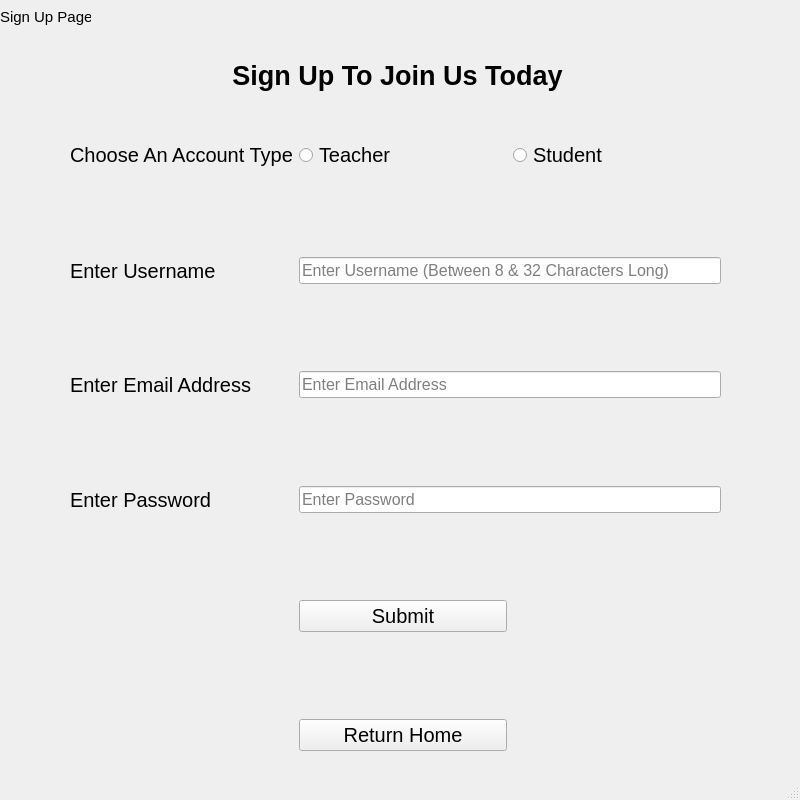
This is ui files/signUpPage.ui in BXRSRUDIOS/a-level-coursework-project as Qt 5 draws it before an edit. The edited form follows.
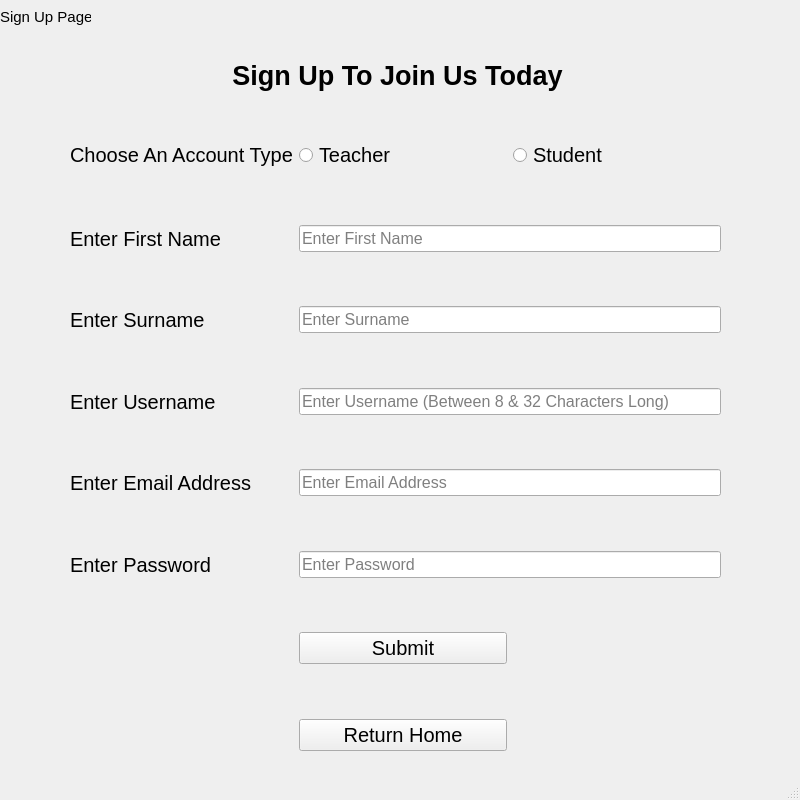
This is the edited form.

Commit message: Added Presence Checks for Submit Button for Sign Up Page

The edit to the form file:
```diff
--- a/ui files/signUpPage.ui
+++ b/ui files/signUpPage.ui
@@ -110,6 +110,84 @@
      </rect>
     </property>
     <layout class="QGridLayout" name="gridLayout">
+     <item row="4" column="1" colspan="2">
+      <widget class="QLineEdit" name="surnameEnter">
+       <property name="font">
+        <font>
+         <pointsize>12</pointsize>
+        </font>
+       </property>
+       <property name="text">
+        <string/>
+       </property>
+       <property name="placeholderText">
+        <string>Enter Surname</string>
+       </property>
+      </widget>
+     </item>
+     <item row="13" column="1">
+      <spacer name="verticalSpacer_9">
+       <property name="orientation">
+        <enum>Qt::Vertical</enum>
+       </property>
+       <property name="sizeHint" stdset="0">
+        <size>
+         <width>20</width>
+         <height>40</height>
+        </size>
+       </property>
+      </spacer>
+     </item>
+     <item row="8" column="1" colspan="2">
+      <widget class="QLineEdit" name="emailEnter">
+       <property name="font">
+        <font>
+         <pointsize>12</pointsize>
+        </font>
+       </property>
+       <property name="placeholderText">
+        <string>Enter Email Address</string>
+       </property>
+      </widget>
+     </item>
+     <item row="16" column="1">
+      <widget class="QPushButton" name="returnHome">
+       <property name="font">
+        <font>
+         <pointsize>15</pointsize>
+        </font>
+       </property>
+       <property name="text">
+        <string>Return Home</string>
+       </property>
+      </widget>
+     </item>
+     <item row="7" column="1">
+      <spacer name="verticalSpacer_5">
+       <property name="orientation">
+        <enum>Qt::Vertical</enum>
+       </property>
+       <property name="sizeHint" stdset="0">
+        <size>
+         <width>20</width>
+         <height>40</height>
+        </size>
+       </property>
+      </spacer>
+     </item>
+     <item row="15" column="1">
+      <spacer name="verticalSpacer_10">
+       <property name="orientation">
+        <enum>Qt::Vertical</enum>
+       </property>
+       <property name="sizeHint" stdset="0">
+        <size>
+         <width>20</width>
+         <height>40</height>
+        </size>
+       </property>
+      </spacer>
+     </item>
      <item row="0" column="0">
       <widget class="QLabel" name="accountTypePrompt">
        <property name="font">
@@ -122,7 +200,7 @@
        </property>
       </widget>
      </item>
-     <item row="8" column="0">
+     <item row="11" column="0">
       <widget class="QLabel" name="emailAddressPrompt_2">
        <property name="font">
         <font>
@@ -134,42 +212,6 @@
        </property>
       </widget>
      </item>
-     <item row="3" column="0">
-      <widget class="QLabel" name="enterUsernamePrompt">
-       <property name="font">
-        <font>
-         <pointsize>15</pointsize>
-        </font>
-       </property>
-       <property name="text">
-        <string>Enter Username</string>
-       </property>
-      </widget>
-     </item>
-     <item row="5" column="0">
-      <widget class="QLabel" name="emailAddressPrompt">
-       <property name="font">
-        <font>
-         <pointsize>15</pointsize>
-        </font>
-       </property>
-       <property name="text">
-        <string>Enter Email Address</string>
-       </property>
-      </widget>
-     </item>
-     <item row="8" column="1" colspan="2">
-      <widget class="QLineEdit" name="passwordEnter">
-       <property name="font">
-        <font>
-         <pointsize>12</pointsize>
-        </font>
-       </property>
-       <property name="placeholderText">
-        <string>Enter Password</string>
-       </property>
-      </widget>
-     </item>
      <item row="0" column="2">
       <widget class="QRadioButton" name="studentRadio">
        <property name="font">
@@ -188,6 +230,33 @@
        </property>
       </widget>
      </item>
+     <item row="6" column="1" colspan="2">
+      <widget class="QLineEdit" name="usernameEnter">
+       <property name="font">
+        <font>
+         <pointsize>12</pointsize>
+        </font>
+       </property>
+       <property name="text">
+        <string/>
+       </property>
+       <property name="placeholderText">
+        <string>Enter Username (Between 8 &amp; 32 Characters Long)</string>
+       </property>
+      </widget>
+     </item>
+     <item row="14" column="1">
+      <widget class="QPushButton" name="submitButton">
+       <property name="font">
+        <font>
+         <pointsize>15</pointsize>
+        </font>
+       </property>
+       <property name="text">
+        <string>Submit</string>
+       </property>
+      </widget>
+     </item>
      <item row="0" column="1">
       <widget class="QRadioButton" name="teacherRadio">
        <property name="font">
@@ -200,34 +269,7 @@
        </property>
       </widget>
      </item>
-     <item row="11" column="1">
-      <widget class="QPushButton" name="submitButton">
-       <property name="font">
-        <font>
-         <pointsize>15</pointsize>
-        </font>
-       </property>
-       <property name="text">
-        <string>Submit</string>
-       </property>
-      </widget>
-     </item>
-     <item row="3" column="1" colspan="2">
-      <widget class="QLineEdit" name="usernameEnter">
-       <property name="font">
-        <font>
-         <pointsize>12</pointsize>
-        </font>
-       </property>
-       <property name="text">
-        <string/>
-       </property>
-       <property name="placeholderText">
-        <string>Enter Username (Between 8 &amp; 32 Characters Long)</string>
-       </property>
-      </widget>
-     </item>
-     <item row="6" column="1">
+     <item row="9" column="1">
       <spacer name="verticalSpacer_3">
        <property name="orientation">
         <enum>Qt::Vertical</enum>
@@ -240,7 +282,7 @@
        </property>
       </spacer>
      </item>
-     <item row="1" column="1">
+     <item row="3" column="1">
       <spacer name="verticalSpacer_4">
        <property name="orientation">
         <enum>Qt::Vertical</enum>
@@ -253,45 +295,44 @@
        </property>
       </spacer>
      </item>
-     <item row="10" column="1">
-      <spacer name="verticalSpacer_9">
-       <property name="orientation">
-        <enum>Qt::Vertical</enum>
+     <item row="6" column="0">
+      <widget class="QLabel" name="enterUsernamePrompt">
+       <property name="font">
+        <font>
+         <pointsize>15</pointsize>
+        </font>
        </property>
-       <property name="sizeHint" stdset="0">
-        <size>
-         <width>20</width>
-         <height>40</height>
-        </size>
+       <property name="text">
+        <string>Enter Username</string>
        </property>
-      </spacer>
+      </widget>
      </item>
-     <item row="5" column="1" colspan="2">
-      <widget class="QLineEdit" name="emailEnter">
+     <item row="11" column="1" colspan="2">
+      <widget class="QLineEdit" name="passwordEnter">
        <property name="font">
         <font>
          <pointsize>12</pointsize>
         </font>
        </property>
        <property name="placeholderText">
+        <string>Enter Password</string>
+       </property>
+      </widget>
+     </item>
+     <item row="8" column="0">
+      <widget class="QLabel" name="emailAddressPrompt">
+       <property name="font">
+        <font>
+         <pointsize>15</pointsize>
+        </font>
+       </property>
+       <property name="text">
         <string>Enter Email Address</string>
        </property>
       </widget>
      </item>
-     <item row="13" column="1">
-      <widget class="QPushButton" name="returnHome">
-       <property name="font">
-        <font>
-         <pointsize>15</pointsize>
-        </font>
-       </property>
-       <property name="text">
-        <string>Return Home</string>
-       </property>
-      </widget>
-     </item>
-     <item row="4" column="1">
-      <spacer name="verticalSpacer_5">
+     <item row="5" column="1">
+      <spacer name="verticalSpacer_6">
        <property name="orientation">
         <enum>Qt::Vertical</enum>
        </property>
@@ -303,8 +344,47 @@
        </property>
       </spacer>
      </item>
-     <item row="12" column="1">
-      <spacer name="verticalSpacer_10">
+     <item row="4" column="0">
+      <widget class="QLabel" name="enterUsernamePrompt_3">
+       <property name="font">
+        <font>
+         <pointsize>15</pointsize>
+        </font>
+       </property>
+       <property name="text">
+        <string>Enter Surname</string>
+       </property>
+      </widget>
+     </item>
+     <item row="2" column="0">
+      <widget class="QLabel" name="enterUsernamePrompt_2">
+       <property name="font">
+        <font>
+         <pointsize>15</pointsize>
+        </font>
+       </property>
+       <property name="text">
+        <string>Enter First Name</string>
+       </property>
+      </widget>
+     </item>
+     <item row="2" column="1" colspan="2">
+      <widget class="QLineEdit" name="firstNameEnter">
+       <property name="font">
+        <font>
+         <pointsize>12</pointsize>
+        </font>
+       </property>
+       <property name="text">
+        <string/>
+       </property>
+       <property name="placeholderText">
+        <string>Enter First Name</string>
+       </property>
+      </widget>
+     </item>
+     <item row="1" column="1">
+      <spacer name="verticalSpacer_7">
        <property name="orientation">
         <enum>Qt::Vertical</enum>
        </property>
```
The commit also changes 4 other files.
